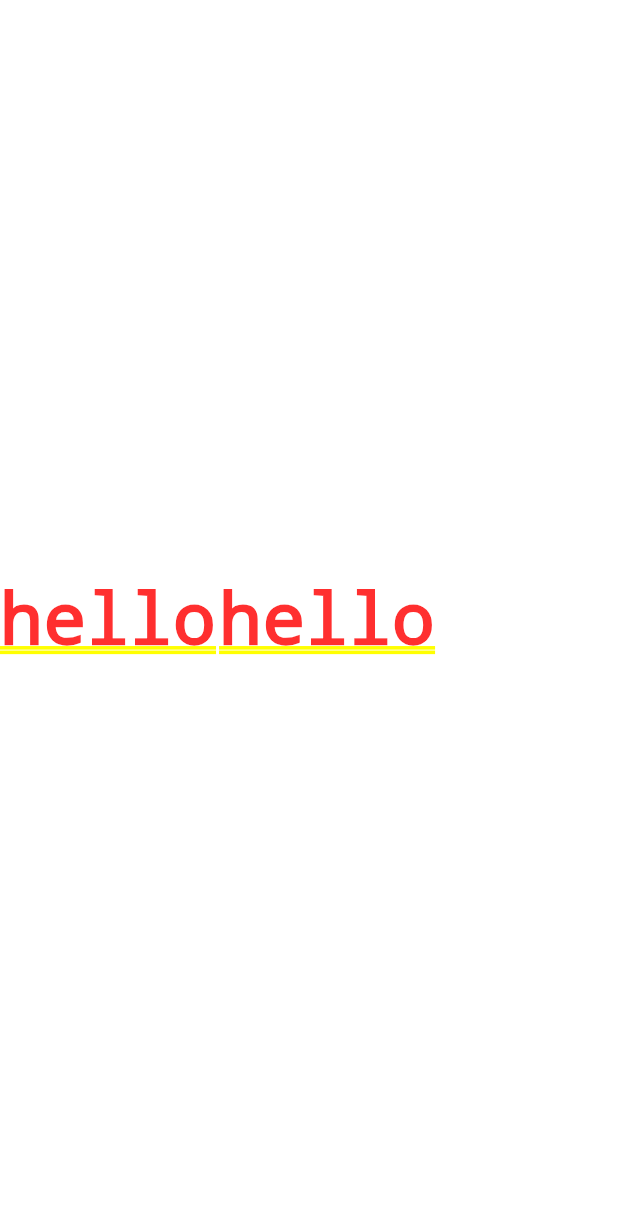
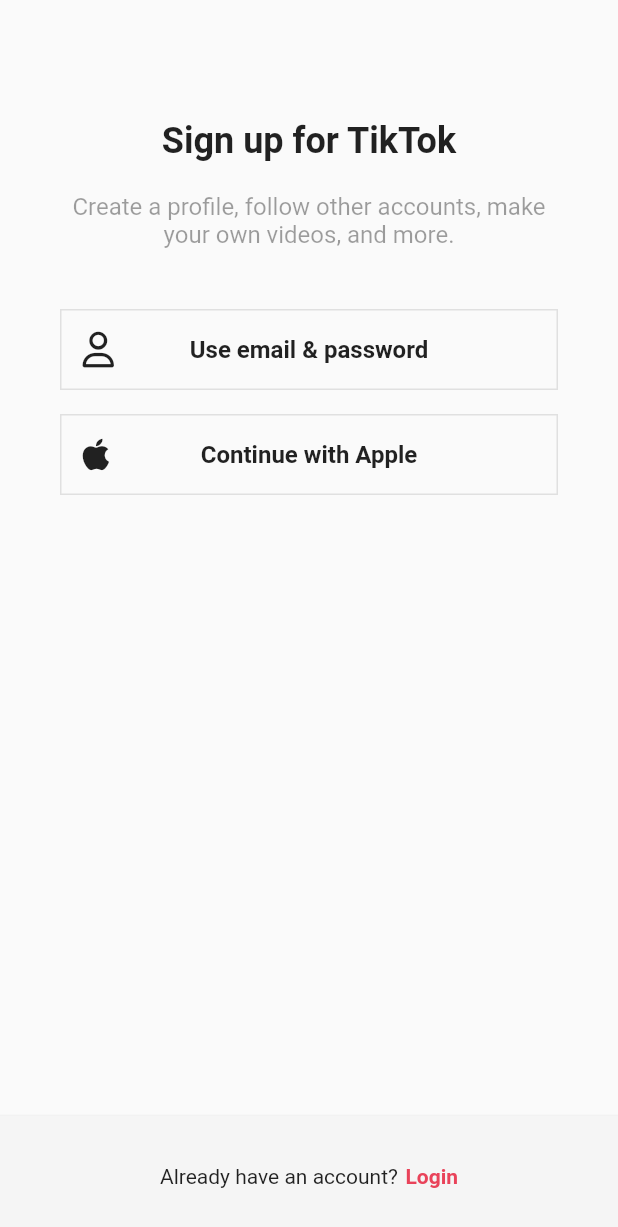
Before and after one commit to HariKim/tiktok_clone, a Flutter app: the screen it shows after launch, on a phone screen of 412 x 824 dp. Shown: the top 1227 px of the screen. Run offline on Flutter 3.47's test engine with Material 2 defaults, Android fonts, the phone set to English and light mode, and no system bars; our stand-ins replace font_awesome_flutter.

Commit message:
feat : signup & login UI 추가

```diff
--- /dev/null
+++ b/lib/features/authentication/sign_up_screen.dart
@@ -0,0 +1,79 @@
+import 'package:flutter/material.dart';
+import 'package:font_awesome_flutter/font_awesome_flutter.dart';
+import 'package:tiktok_clone/features/authentication/login_screen.dart';
+import 'package:tiktok_clone/features/authentication/widgets/auth_button.dart';
+
+import '../../constants/gaps.dart';
+import '../../constants/sizes.dart';
+
+class SignUpScreen extends StatelessWidget {
+  const SignUpScreen({super.key});
+
+  void onLoginTap(BuildContext context) {
+    Navigator.of(context)
+        .push(MaterialPageRoute(builder: (context) => const LoginScreen()));
+  }
+
+  @override
+  Widget build(BuildContext context) {
+    return Scaffold(
+      body: SafeArea(
+        child: Padding(
+          padding: const EdgeInsets.symmetric(
+            horizontal: 40,
+          ),
+          child: Column(
+            children: const [
+              Gaps.v80,
+              Text(
+                "Sign up for TikTok",
+                style: TextStyle(
+                    fontSize: Sizes.size24, fontWeight: FontWeight.w600),
+              ),
+              Gaps.v20,
+              Text(
+                "Create a profile, follow other accounts, make your own videos, and more.",
+                style: TextStyle(
+                  fontSize: Sizes.size16,
+                  color: Colors.black38,
+                ),
+                textAlign: TextAlign.center,
+              ),
+              Gaps.v40,
+              AuthButton(
+                  icon: FaIcon(FontAwesomeIcons.user),
+                  text: "Use email & password"),
+              Gaps.v16,
+              AuthButton(
+                  icon: FaIcon(FontAwesomeIcons.apple),
+                  text: "Continue with Apple"),
+            ],
+          ),
+        ),
+      ),
+      bottomNavigationBar: BottomAppBar(
+        elevation: 2,
+        color: Colors.grey.shade100,
+        child: Padding(
+          padding: const EdgeInsets.symmetric(vertical: Sizes.size32),
+          child: Row(
+            mainAxisAlignment: MainAxisAlignment.center,
+            children: [
+              const Text('Already have an account?'),
+              Gaps.h5,
+              GestureDetector(
+                onTap: () => onLoginTap(context),
+                child: Text(
+                  'Login',
+                  style: TextStyle(
+                      color: Theme.of(context).primaryColor,
+                      fontWeight: FontWeight.w600),
+                ),
+              ),
+            ],
+          ),
+        ),
+      ),
+    );
+  }
+}
--- /dev/null
+++ b/lib/features/authentication/widgets/auth_button.dart
@@ -0,0 +1,44 @@
+import 'package:flutter/material.dart';
+import 'package:font_awesome_flutter/font_awesome_flutter.dart';
+
+import '../../../constants/sizes.dart';
+
+class AuthButton extends StatelessWidget {
+  final String text;
+  final FaIcon icon;
+  const AuthButton({super.key, required this.text, required this.icon});
+
+  @override
+  Widget build(BuildContext context) {
+    return FractionallySizedBox(
+      widthFactor: 1,
+      child: Container(
+        padding: const EdgeInsets.all(
+          Sizes.size14,
+        ),
+        decoration: BoxDecoration(
+          border: Border.all(
+            color: Colors.grey.shade300,
+            width: Sizes.size1,
+          ),
+        ),
+        child: Stack(
+          alignment: Alignment.center,
+          children: [
+            Align(alignment: Alignment.centerLeft, child: icon),
+            Expanded(
+              child: Text(
+                text,
+                textAlign: TextAlign.center,
+                style: const TextStyle(
+                  fontSize: Sizes.size16,
+                  fontWeight: FontWeight.w600,
+                ),
+              ),
+            ),
+          ],
+        ),
+      ),
+    );
+  }
+}
--- a/lib/main.dart
+++ b/lib/main.dart
@@ -1,6 +1,5 @@
 import 'package:flutter/material.dart';
-
-import 'constants/gaps.dart';
+import 'package:tiktok_clone/features/authentication/sign_up_screen.dart';
 
 void main() {
   runApp(const TikTokApp());
@@ -13,19 +12,11 @@ class TikTokApp extends StatelessWidget {
   @override
   Widget build(BuildContext context) {
     return MaterialApp(
-      title: 'Flutter Demo',
-      theme: ThemeData(
-        primaryColor: const Color(0xFFE9435A),
-      ),
-      home: Container(
-        child: Row(
-          children: const [
-            Text('hello'),
-            Gaps.h2,
-            Text('hello'),
-          ],
+        debugShowCheckedModeBanner: false,
+        title: 'Flutter Demo',
+        theme: ThemeData(
+          primaryColor: const Color(0xFFE9435A),
         ),
-      ),
-    );
+        home: const SignUpScreen());
   }
 }
--- a/pubspec.yaml
+++ b/pubspec.yaml
@@ -36,6 +36,7 @@ dependencies:
   # The following adds the Cupertino Icons font to your application.
   # Use with the CupertinoIcons class for iOS style icons.
   cupertino_icons: ^1.0.2
+  font_awesome_flutter: ^10.3.0
 
 dev_dependencies:
   flutter_test:
```
Also changed, not shown: lib/features/authentication/login_screen.dart (added, +77 -0 lines), pubspec.lock.
